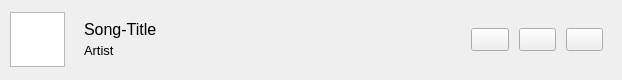
Above: src/frontend/librarysong.ui from MilanJzo/eda-mp3 before the change. Below: the same form after it.
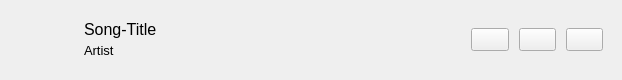
That is the form after the change. Icons and pictures are not drawn.

Diff of the .ui file:
```diff
--- a/src/frontend/librarysong.ui
+++ b/src/frontend/librarysong.ui
@@ -86,7 +86,13 @@
        <number>10</number>
       </property>
       <item>
-       <widget class="QGraphicsView" name="songIcon">
+       <widget class="QLabel" name="cover">
+        <property name="sizePolicy">
+         <sizepolicy hsizetype="Fixed" vsizetype="Fixed">
+          <horstretch>0</horstretch>
+          <verstretch>0</verstretch>
+         </sizepolicy>
+        </property>
         <property name="minimumSize">
          <size>
           <width>55</width>
@@ -99,6 +105,12 @@
           <height>55</height>
          </size>
         </property>
+        <property name="lineWidth">
+         <number>0</number>
+        </property>
+        <property name="text">
+         <string/>
+        </property>
        </widget>
       </item>
       <item>
```
